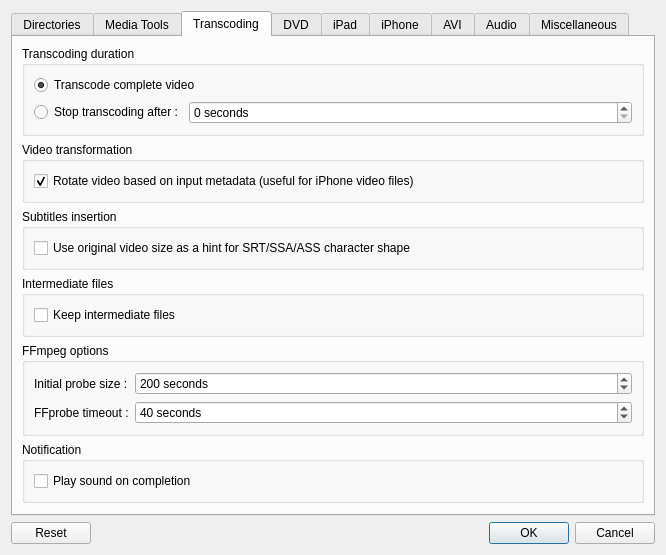
Old version of the form src/QtlMovie/QtlMovieEditSettings.ui in the repository qtlmovie/qtlmovie.
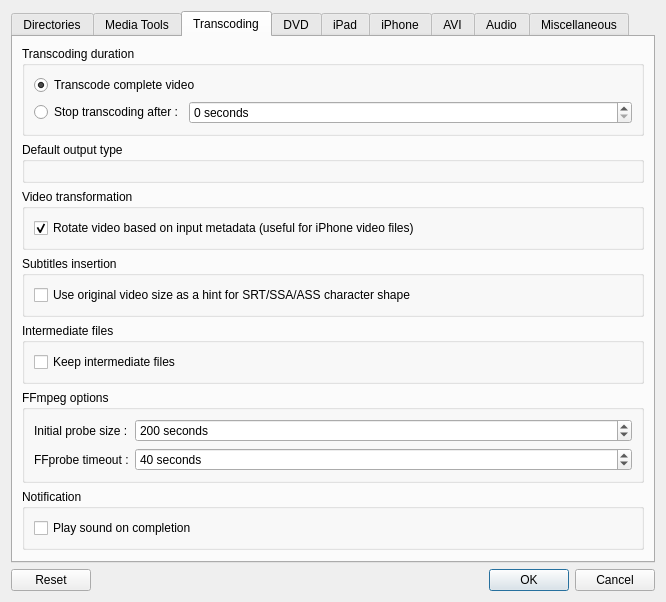
New version of the form. The open tabs and pages were chosen to show the change. Icons and pictures are not drawn. Custom widgets are drawn as their Qt base class.

Commit message: Added an option to specify the default output type (DVD, iPad, etc.)

Diff of the .ui file:
```diff
--- a/src/QtlMovie/QtlMovieEditSettings.ui
+++ b/src/QtlMovie/QtlMovieEditSettings.ui
@@ -7,7 +7,7 @@
     <x>0</x>
     <y>0</y>
     <width>624</width>
-    <height>504</height>
+    <height>574</height>
    </rect>
   </property>
   <property name="windowTitle">
@@ -405,6 +405,18 @@
          </layout>
         </widget>
        </item>
+       <item>
+        <widget class="QGroupBox" name="groupBoxOutputType">
+         <property name="title">
+          <string>Default output type</string>
+         </property>
+         <layout class="QVBoxLayout" name="verticalLayout_7">
+          <item>
+           <widget class="QtlButtonGrid" name="boxOutputType" native="true"/>
+          </item>
+         </layout>
+        </widget>
+       </item>
        <item>
         <widget class="QGroupBox" name="groupBoxVideoTransformation">
          <property name="title">
@@ -1351,6 +1363,12 @@
    <extends>QLineEdit</extends>
    <header>QtlLineEdit.h</header>
   </customwidget>
+  <customwidget>
+   <class>QtlButtonGrid</class>
+   <extends>QWidget</extends>
+   <header>QtlButtonGrid.h</header>
+   <container>1</container>
+  </customwidget>
   <customwidget>
    <class>QtlDialog</class>
    <extends>QDialog</extends>
```
The commit also changes 10 other files.
